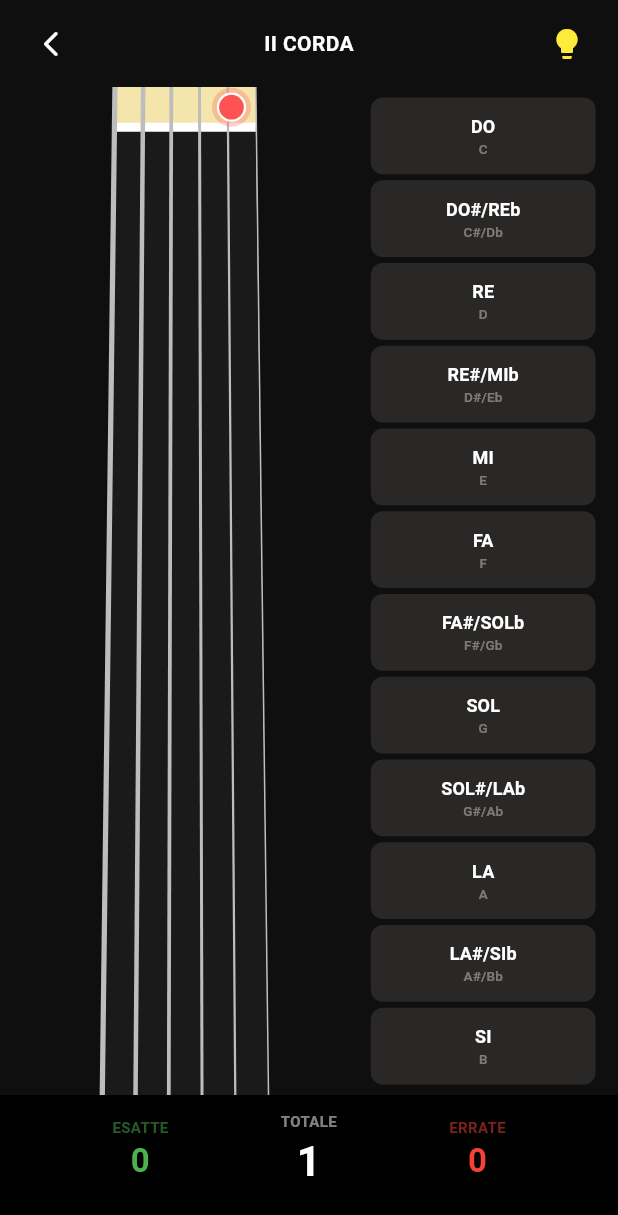
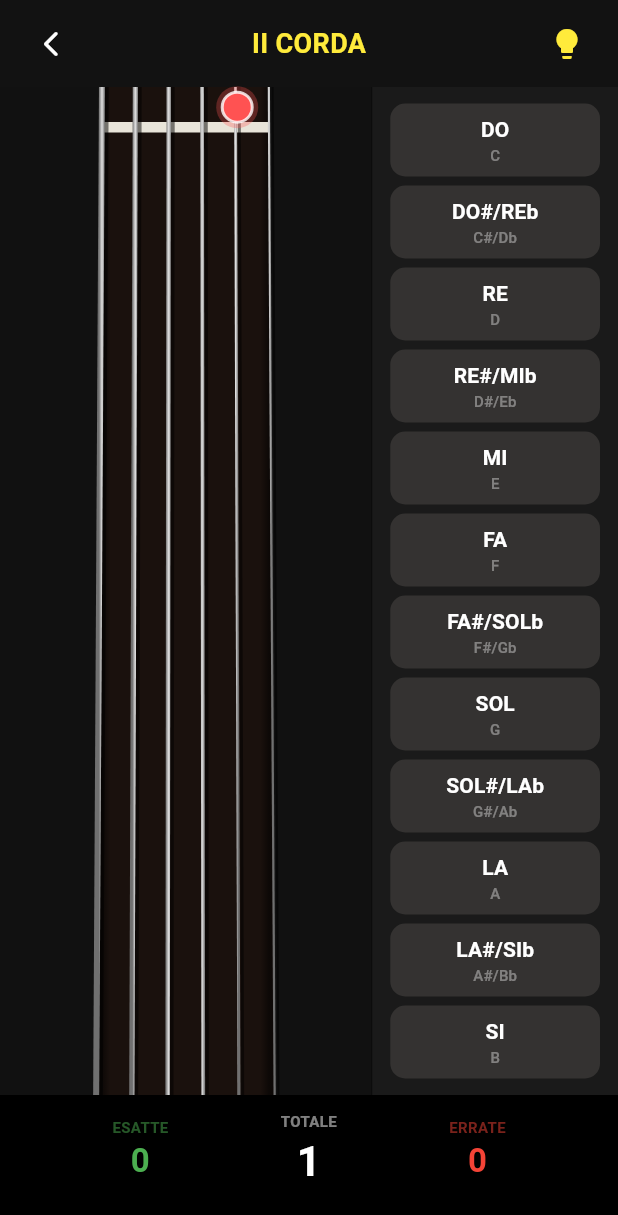
Before and after one commit to LimeBob1985/what-note-is-it, a Flutter app: the GamePage screen opened directly with empty values, after a tap on the "lightbulb" icon, on a phone screen of 412 x 824 dp. Shown: the top 1215 px of the screen. Run offline on Flutter 3.47's test engine with Material 3 defaults, Android fonts, the phone set to English and light mode, and no system bars; our stand-ins replace shared_preferences; accounts and stored records are empty.

Commit message:
Altri miglioramenti grafici

```diff
--- a/lib/screens/game_page.dart
+++ b/lib/screens/game_page.dart
@@ -29,7 +29,7 @@ class GamePage extends StatefulWidget {
   State<GamePage> createState() => _GamePageState();
 }
 
-class _GamePageState extends State<GamePage> {
+class _GamePageState extends State<GamePage> with SingleTickerProviderStateMixin {
   int correct = 0, wrong = 0, total = 0, timeLeft = 0, highScore = 0;
   Timer? _timer;
   late int currentString, currentFret;
@@ -39,12 +39,35 @@ class _GamePageState extends State<GamePage> {
   List<int> foundFrets = [];
   List<int> targetFrets = [];
 
+  late AnimationController _animationController;
+  int _fretFoundIdx = -1;
+  int _stringFoundIdx = -1;
+  bool _isAnimatingFound = false;
+
   @override
   void initState() {
     super.initState();
     loadHighScore();
     generateNewChallenge();
     if (widget.timer != null) startTimer();
+
+    _animationController = AnimationController(
+      vsync: this,
+      duration: const Duration(milliseconds: 500),
+    )..addListener(() => setState(() {}));
+
+    _animationController.addStatusListener((status) {
+      if (status == AnimationStatus.completed) {
+        if (mounted) {
+          setState(() {
+            _isAnimatingFound = false;
+            _fretFoundIdx = -1;
+            _stringFoundIdx = -1;
+            _animationController.reset();
+          });
+        }
+      }
+    });
   }
 
   void _triggerVibration(bool isCorrect) {
@@ -66,8 +89,6 @@ class _GamePageState extends State<GamePage> {
       final prefs = await SharedPreferences.getInstance();
       String key = "best_${widget.mode}_${widget.frets}_${widget.timer ?? 0}";
       await prefs.setInt(key, correct);
-      await prefs.setInt("${key}_correct", correct);
-      await prefs.setInt("${key}_wrong", wrong);
       setState(() => highScore = correct);
     }
   }
@@ -75,23 +96,11 @@ class _GamePageState extends State<GamePage> {
   Future<void> _saveStats(bool isCorrect) async {
     final prefs = await SharedPreferences.getInstance();
     final String today = DateTime.now().toString().split(' ')[0];
-
-    await prefs.setInt("last_score", correct);
-    await prefs.setInt("last_total", total);
-    await prefs.setInt("last_correct", correct);
-    await prefs.setInt("last_wrong", wrong);
-
     int savedCorrectToday = prefs.getInt("stats_correct_$today") ?? 0;
     int savedTotalToday = prefs.getInt("stats_total_$today") ?? 0;
 
-    int currentTotalToday = savedTotalToday + 1;
-    int currentCorrectToday = isCorrect ? (savedCorrectToday + 1) : savedCorrectToday;
-
-    double dailyAccuracy = currentTotalToday > 0 ? currentCorrectToday / currentTotalToday : 0.0;
-
-    await prefs.setDouble("stats_accuracy_$today", dailyAccuracy);
-    await prefs.setInt("stats_correct_$today", currentCorrectToday);
-    await prefs.setInt("stats_total_$today", currentTotalToday);
+    await prefs.setInt("stats_correct_$today", isCorrect ? savedCorrectToday + 1 : savedCorrectToday);
+    await prefs.setInt("stats_total_$today", savedTotalToday + 1);
   }
 
   Future<void> _finalizeSession() async {
@@ -131,9 +140,17 @@ class _GamePageState extends State<GamePage> {
       barrierDismissible: false,
       builder: (context) => AlertDialog(
         backgroundColor: const Color(0xFF222222),
-        title: const Text("GAME OVER", textAlign: TextAlign.center, style: TextStyle(color: Colors.red, fontWeight: FontWeight.bold)),
-        content: Text("Hai commesso 3 errori.\nPunteggio finale: $correct", textAlign: TextAlign.center, style: const TextStyle(color: Colors.white)),
-        actionsAlignment: MainAxisAlignment.center,
+        title: const Text(
+          "GAME OVER",
+          textAlign: TextAlign.center,
+          style: TextStyle(color: Colors.red, fontWeight: FontWeight.bold)
+        ),
+        content: Text(
+          "Hai commesso 3 errori.\nPunteggio finale: $correct",
+          textAlign: TextAlign.center,
+          style: const TextStyle(color: Colors.white)
+        ),
+        actionsAlignment: MainAxisAlignment.center, // Centra il tasto nelle azioni
         actions: [
           TextButton(
             onPressed: () {
@@ -174,7 +191,6 @@ class _GamePageState extends State<GamePage> {
       }
 
       currentFret = Random().nextInt(widget.frets + 1);
-
       int noteIndex = MusicLogic.getNoteIndex(currentString, currentFret);
       currentNoteIt = MusicLogic.notesIt[noteIndex];
 
@@ -233,14 +249,14 @@ class _GamePageState extends State<GamePage> {
   int _getFretFromY(double relativeY, double nutYRatio) {
     if (relativeY < nutYRatio) return 0;
     double currentPos = nutYRatio;
-    double spacingFactor = widget.frets > 12 ? 0.96 : 0.9438;
+    double spacingFactor = widget.frets > 12 ? 0.962 : 0.945;
     double tempLength = 1.0;
     double totalRelativeScale = 0;
     for (int i = 0; i < widget.frets; i++) {
       totalRelativeScale += tempLength;
       tempLength *= spacingFactor;
     }
-    double unit = (1.0 - nutYRatio - 0.03) / totalRelativeScale;
+    double unit = (1.0 - nutYRatio - 0.01) / totalRelativeScale;
     double currentFretStep = unit;
     for (int i = 1; i <= widget.frets; i++) {
       double nextPos = currentPos + currentFretStep;
@@ -254,18 +270,17 @@ class _GamePageState extends State<GamePage> {
   @override
   void dispose() {
     _timer?.cancel();
+    _animationController.dispose();
     super.dispose();
   }
 
   @override
   Widget build(BuildContext context) {
-    String headerIndovina = "CHE NOTA È?";
     String headerTrova = "${MusicLogic.romanNumerals[currentString - 1]} CORDA";
 
     return Scaffold(
-      backgroundColor: const Color(0xFF0F0F0F),
+      backgroundColor: const Color(0xFF121212),
       body: SafeArea(
-        // FIX: 'bottom: false' permette al colore del footer di estendersi fino alla base
         bottom: false,
         child: Column(
           children: [
@@ -283,14 +298,12 @@ class _GamePageState extends State<GamePage> {
                   const Spacer(),
                   Text(
                     widget.mode == "INDOVINA"
-                      ? (showHint ? "NOTA: $currentNoteIt" : headerIndovina)
+                      ? (showHint ? "NOTA: $currentNoteIt" : "CHE NOTA È?")
                       : headerTrova,
                     style: TextStyle(
-                      color: (widget.mode == "INDOVINA" && showHint)
-                          ? Colors.yellow
-                          : (widget.mode == "TROVA" ? Colors.orangeAccent : Colors.white),
+                      color: showHint ? Colors.yellow : Colors.white,
                       fontWeight: FontWeight.bold,
-                      fontSize: (widget.mode == "TROVA") ? 18 : 14,
+                      fontSize: 18,
                     ),
                   ),
                   const Spacer(),
@@ -315,6 +328,7 @@ class _GamePageState extends State<GamePage> {
                 ],
               ),
             ),
+
             Expanded(
               child: Row(
                 children: [
@@ -325,10 +339,48 @@ class _GamePageState extends State<GamePage> {
                         return GestureDetector(
                           onTapDown: (details) {
                             if (widget.mode == "TROVA") {
-                              HapticFeedback.selectionClick();
-                              double relY = details.localPosition.dy / constraints.maxHeight;
-                              int clickedFret = _getFretFromY(relY, 0.05);
+                              final double x = details.localPosition.dx;
+                              final double y = details.localPosition.dy;
+                              final double w = constraints.maxWidth;
+                              final double h = constraints.maxHeight;
+
+                              int clickedFret = _getFretFromY(y / h, 0.04);
+                              double relY = y / h;
+                              double nutWidth = w * 0.45;
+                              double baseWidth = nutWidth * 1.07;
+                              double currentNeckWidth = nutWidth + (baseWidth - nutWidth) * relY;
+                              double currentXStart = (w - currentNeckWidth) / 2;
+
+                              int clickedString = 1;
+                              double minDistance = double.infinity;
+
+                              for (int i = 0; i < 6; i++) {
+                                double sX = currentXStart + (i * (currentNeckWidth / 5));
+                                double dist = (x - sX).abs();
+                                if (dist < minDistance) {
+                                  minDistance = dist;
+                                  clickedString = i + 1;
+                                }
+                              }
+
+                              setState(() {
+                                _fretFoundIdx = clickedFret;
+                                _stringFoundIdx = clickedString;
+                                _isAnimatingFound = true;
+                                _animationController.forward(from: 0.0);
+                              });
+
+                              if (clickedString == currentString) {
                                 checkAnswer(clickedFret);
+                              } else {
+                                _triggerVibration(false);
+                                setState(() {
+                                  wrong++;
+                                  total++;
+                                  _saveStats(false);
+                                  if (wrong >= 3) handleGameOver();
+                                });
+                              }
                             }
                           },
                           child: CustomPaint(
@@ -341,39 +393,54 @@ class _GamePageState extends State<GamePage> {
                               targetNoteIndex: MusicLogic.notesIt.indexOf(currentNoteIt),
                               openNoteIndex: MusicLogic.stringOpenNotes[currentString - 1],
                               foundFrets: foundFrets,
+                              isAnimatingFound: _isAnimatingFound,
+                              fretFoundIdx: _fretFoundIdx,
+                              stringFoundIdx: _stringFoundIdx,
+                              animationValue: _animationController.value,
                             ),
                           ),
                         );
                       },
                     ),
                   ),
+
                   Expanded(
                     flex: 2,
+                    child: Container(
+                      decoration: const BoxDecoration(
+                        color: Color(0xFF1A1A1A),
+                        border: Border(left: BorderSide(color: Colors.black54, width: 1)),
+                      ),
+                      child: Center(
                         child: Padding(
-                      padding: const EdgeInsets.only(right: 15, top: 5, bottom: 5),
+                          padding: const EdgeInsets.symmetric(horizontal: 12, vertical: 8),
                           child: Column(
+                            mainAxisAlignment: MainAxisAlignment.center,
                             children: List.generate(12, (i) {
                               bool isTarget = MusicLogic.notesIt[i] == currentNoteIt;
                               return Expanded(
                                 child: Padding(
-                              padding: const EdgeInsets.symmetric(vertical: 2),
+                                  padding: const EdgeInsets.symmetric(vertical: 3),
                                   child: Opacity(
                                     opacity: (widget.mode == "TROVA" && !isTarget) ? 0.3 : 1.0,
                                     child: SizedBox(
-                                  width: double.infinity,
+                                      width: 140,
                                       child: ElevatedButton(
                                         style: ElevatedButton.styleFrom(
-                                      backgroundColor: const Color(0xFF222222),
-                                      side: (widget.mode == "TROVA" && isTarget) ? const BorderSide(color: Colors.orangeAccent, width: 2) : BorderSide.none,
-                                      shape: RoundedRectangleBorder(borderRadius: BorderRadius.circular(8)),
+                                          backgroundColor: const Color(0xFF2A2A2A),
+                                          elevation: 4,
+                                          side: (widget.mode == "TROVA" && isTarget)
+                                              ? const BorderSide(color: Colors.orangeAccent, width: 2)
+                                              : BorderSide.none,
+                                          shape: RoundedRectangleBorder(borderRadius: BorderRadius.circular(10)),
                                           padding: EdgeInsets.zero,
                                         ),
                                         onPressed: widget.mode == "INDOVINA" ? () => checkAnswer(MusicLogic.notesIt[i]) : null,
                                         child: Column(
                                           mainAxisAlignment: MainAxisAlignment.center,
                                           children: [
-                                        Text(MusicLogic.notesIt[i], style: const TextStyle(fontSize: 12, fontWeight: FontWeight.bold, color: Colors.white)),
-                                        Text(MusicLogic.notesEn[i], style: const TextStyle(fontSize: 9, color: Colors.white38)),
+                                            Text(MusicLogic.notesIt[i], style: const TextStyle(fontSize: 14, fontWeight: FontWeight.bold, color: Colors.white)),
+                                            Text(MusicLogic.notesEn[i], style: const TextStyle(fontSize: 10, color: Colors.white38)),
                                           ],
                                         ),
                                       ),
@@ -385,10 +452,12 @@ class _GamePageState extends State<GamePage> {
                           ),
                         ),
                       ),
+                    ),
+                  ),
                 ],
               ),
             ),
-            // Modificato per passare le etichette corrette (assicurati che il widget le supporti o modificale nel widget footer)
+
             GameScoreFooter(
               correct: correct,
               total: total,
--- a/lib/widgets/guitar_neck_painter.dart
+++ b/lib/widgets/guitar_neck_painter.dart
@@ -1,4 +1,5 @@
 import 'package:flutter/material.dart';
+import 'dart:ui' as ui;
 
 class GuitarNeckPainter extends CustomPainter {
   final int frets;
@@ -9,6 +10,12 @@ class GuitarNeckPainter extends CustomPainter {
   final int openNoteIndex;
   final List<int> foundFrets;
 
+  // Parametri per l'animazione chicca
+  final bool isAnimatingFound;
+  final int fretFoundIdx;
+  final int stringFoundIdx;
+  final double animationValue;
+
   GuitarNeckPainter({
     required this.frets,
     required this.currentString,
@@ -17,6 +24,10 @@ class GuitarNeckPainter extends CustomPainter {
     this.targetNoteIndex = -1,
     this.openNoteIndex = -1,
     this.foundFrets = const [],
+    this.isAnimatingFound = false,
+    this.fretFoundIdx = -1,
+    this.stringFoundIdx = -1,
+    this.animationValue = 0.0,
   });
 
   @override
@@ -24,23 +35,19 @@ class GuitarNeckPainter extends CustomPainter {
     final double width = size.width;
     final double height = size.height;
 
-    const Color neckWood = Color(0xFFF3E5AB);
-    const Color fretboardWood = Color(0xFF1A1A1A);
-    const Color nutColor = Colors.white;
-    const Color fretMetal = Color(0xFFC0C0C0);
-    const Color stringMetal = Color(0xFFBDBDBD);
+    // Colori definiti
+    const Color neckBackground = Color(0xFF111111); // Grigio quasi nero richiesto
+    const Color fretboardWood = Color(0xFF1A110D);
+    const Color nutColor = Color(0xFFE8E4D9);
 
     final Paint paint = Paint()..isAntiAlias = true;
 
-    // --- CALCOLO PROPORZIONI (PIÙ DRITTO) ---
-    final double nutWidth = width * 0.38;
-    // Ridotto scaleFactor da 1.32 a 1.18 per rendere il manico meno trapezoidale
-    final double scaleFactor = 1.18;
+    final double nutWidth = width * 0.45;
+    final double scaleFactor = 1.07;
     final double baseWidth = nutWidth * scaleFactor;
 
     final double nutXStart = (width - nutWidth) / 2;
     final double baseXStart = (width - baseWidth) / 2;
-
     final double nutY = height * 0.04;
 
     double getWidthAtY(double y) {
@@ -53,32 +60,36 @@ class GuitarNeckPainter extends CustomPainter {
       return (width - getWidthAtY(y)) / 2;
     }
 
-    // --- LEGNO MANICO ---
-    paint.color = neckWood;
-    Path neckPath = Path();
-    neckPath.moveTo(getXStartAtY(0), 0);
-    neckPath.lineTo(getXStartAtY(0) + getWidthAtY(0), 0);
-    neckPath.lineTo(baseXStart + baseWidth, height);
-    neckPath.lineTo(baseXStart, height);
-    neckPath.close();
-    canvas.drawPath(neckPath, paint);
+    // --- 1. SFONDO LATERALE (GRIGIO SCURISSIMO) ---
+    paint.color = neckBackground;
+    canvas.drawRect(Rect.fromLTWH(0, 0, width, height), paint);
 
-    // --- TASTIERA ---
+    // --- 2. TASTIERA ---
     paint.color = fretboardWood;
     Path fretboardPath = Path();
-    fretboardPath.moveTo(nutXStart, nutY);
-    fretboardPath.lineTo(nutXStart + nutWidth, nutY);
+    fretboardPath.moveTo(nutXStart, 0);
+    fretboardPath.lineTo(nutXStart + nutWidth, 0);
     fretboardPath.lineTo(baseXStart + baseWidth, height);
     fretboardPath.lineTo(baseXStart, height);
     fretboardPath.close();
     canvas.drawPath(fretboardPath, paint);
 
-    // --- CAPOTASTO ---
-    paint.color = nutColor;
-    paint.strokeWidth = 6;
-    canvas.drawLine(Offset(nutXStart, nutY), Offset(nutXStart + nutWidth, nutY), paint);
+    // Sfumatura bordi tastiera (3D effect)
+    paint.shader = ui.Gradient.linear(
+      Offset(nutXStart, 0),
+      Offset(nutXStart + nutWidth, 0),
+      [
+        Colors.black.withOpacity(0.5),
+        Colors.transparent,
+        Colors.transparent,
+        Colors.black.withOpacity(0.5)
+      ],
+      [0.0, 0.05, 0.95, 1.0],
+    );
+    canvas.drawPath(fretboardPath, paint);
+    paint.shader = null;
 
-    // --- LOGICA TASTI ---
+    // --- 3. LOGICA TASTI E INLAYS ---
     List<double> fretPositions = [nutY];
     double currentPos = nutY;
     final double spacingFactor = frets > 12 ? 0.962 : 0.945;
@@ -99,37 +110,109 @@ class GuitarNeckPainter extends CustomPainter {
       double currentW = getWidthAtY(currentPos);
       double currentX = getXStartAtY(currentPos);
 
-      // --- INLAYS ---
+      // --- INLAYS (Madreperla) ---
       if ([3, 5, 7, 9, 12, 15, 17, 19, 21, 24].contains(i)) {
         final double centerY = previousPos + (currentFretStep / 2);
         final double centerW = getWidthAtY(centerY);
         final double centerX = getXStartAtY(centerY);
         final double gapAtY = centerW / 5;
-        final Paint inlayPaint = Paint()..color = Colors.white.withAlpha(40);
+
+        void drawInlay(Offset center) {
+          final Paint inlayPaint = Paint()
+            ..shader = ui.Gradient.radial(
+              center,
+              8,
+              [Colors.white.withOpacity(0.6), Colors.white.withOpacity(0.1)],
+              [0.1, 1.0],
+            );
+          canvas.drawCircle(center, 5, inlayPaint);
+        }
 
         if (i == 12 || i == 24) {
-          canvas.drawCircle(Offset(centerX + (1.5 * gapAtY), centerY), 4, inlayPaint);
-          canvas.drawCircle(Offset(centerX + (3.5 * gapAtY), centerY), 4, inlayPaint);
+          drawInlay(Offset(centerX + (1.5 * gapAtY), centerY));
+          drawInlay(Offset(centerX + (3.5 * gapAtY), centerY));
         } else {
-          canvas.drawCircle(Offset(width / 2, centerY), 4, inlayPaint);
+          drawInlay(Offset(width / 2, centerY));
         }
       }
 
-      paint.color = fretMetal;
-      paint.strokeWidth = 2.2;
+      // --- TASTI (Linee Metalliche) ---
+      paint.color = Colors.black.withOpacity(0.6);
+      paint.strokeWidth = 1.0;
+      canvas.drawLine(Offset(currentX, currentPos + 1), Offset(currentX + currentW, currentPos + 1), paint);
+
+      paint.shader = LinearGradient(
+        colors: [Color(0xFF808080), Color(0xFFE0E0E0), Color(0xFF808080)],
+        stops: [0.0, 0.5, 1.0],
+      ).createShader(Rect.fromLTWH(currentX, currentPos - 1, currentW, 2));
+
+      paint.strokeWidth = 2.5;
       canvas.drawLine(Offset(currentX, currentPos), Offset(currentX + currentW, currentPos), paint);
+      paint.shader = null;
+
       currentFretStep *= spacingFactor;
     }
 
-    // --- CORDE ---
+    // --- 4. NUT (Capotasto) ---
+    paint.color = nutColor;
+    paint.strokeWidth = 7;
+    canvas.drawLine(Offset(nutXStart, nutY), Offset(nutXStart + nutWidth, nutY), paint);
+
+    // --- 5. CORDE E ANIMAZIONE CHICCA ---
     for (int i = 0; i < 6; i++) {
       double xNut = nutXStart + (i * (nutWidth / 5));
       double xBase = baseXStart + (i * (baseWidth / 5));
-      paint.color = stringMetal;
-      paint.strokeWidth = 3.5 - (i * 0.5);
-      canvas.drawLine(Offset(xNut, 0), Offset(xBase, height), paint);
+      double sWidth = 4.0 - (i * 0.5);
+
+      // Identifichiamo se questa corda deve essere animata
+      bool isAnimatedString = isAnimatingFound && (i + 1 == stringFoundIdx);
+
+      if (!isAnimatedString) {
+        // OMBRA corda standard
+        canvas.drawLine(
+          Offset(xNut + 2.5, 0), Offset(xBase + 2.5, height),
+          Paint()..color = Colors.black.withOpacity(0.5)..strokeWidth = sWidth..isAntiAlias = true
+        );
+
+        // CORDA standard
+        paint.shader = ui.Gradient.linear(
+          Offset(xNut - 2, 0), Offset(xNut + 2, 0),
+          [Color(0xFF707070), Color(0xFFE0E0E0), Color(0xFF707070)],
+          [0.0, 0.5, 1.0],
+        );
+        paint.strokeWidth = sWidth;
+        canvas.drawLine(Offset(xNut, 0), Offset(xBase, height), paint);
+        paint.shader = null;
+      } else {
+        // --- EFFETTO GARAGEBAND ---
+        double startY;
+        if (fretFoundIdx == 0) {
+          startY = nutY / 2;
+        } else {
+          double prevP = fretPositions[fretFoundIdx - 1];
+          double currP = fretPositions[fretFoundIdx];
+          startY = prevP + (currP - prevP) / 2;
+        }
+
+        // Parte superiore (fissa)
+        paint.color = const Color(0xFFBDBDBD);
+        paint.strokeWidth = sWidth;
+        canvas.drawLine(Offset(xNut, 0), Offset(xNut, startY), paint);
+
+        // Parte inferiore (animata/sfumata)
+        paint.shader = ui.Gradient.linear(
+          Offset(xNut, startY),
+          Offset(xBase, height),
+          [const Color(0xFFE0E0E0).withOpacity(1.0 - animationValue), Colors.transparent],
+          [0.0, 1.0],
+        );
+        paint.strokeWidth = sWidth * 2.0 * (1.0 - animationValue / 2.0);
+        canvas.drawLine(Offset(xNut, startY), Offset(xBase, height), paint);
+        paint.shader = null;
+      }
     }
 
+    // --- 6. NOTE (PUNTI DI GIOCO) ---
     _drawGameNotes(canvas, nutXStart, nutWidth, baseXStart, baseWidth, nutY, fretPositions);
   }
 
@@ -137,24 +220,28 @@ class GuitarNeckPainter extends CustomPainter {
     if (currentString < 1 || currentString > 6) return;
 
     void drawNoteDot(double x, double y, Color color) {
-      canvas.drawCircle(Offset(x, y), 13, Paint()..color = color.withAlpha(70));
-      canvas.drawCircle(Offset(x, y), 9, Paint()..color = color);
-      canvas.drawCircle(Offset(x, y), 9, Paint()..color = Colors.white..style = PaintingStyle.stroke..strokeWidth = 1.5);
+      canvas.drawCircle(Offset(x, y), 14, Paint()..color = color.withOpacity(0.3));
+      canvas.drawCircle(Offset(x, y), 10, Paint()..color = color);
+      canvas.drawCircle(Offset(x, y), 10, Paint()..color = Colors.white.withOpacity(0.8)..style = PaintingStyle.stroke..strokeWidth = 2);
     }
 
     double getXForStringAtY(int stringIdx, double y) {
       double xNut = nutX + (stringIdx * (nutW / 5));
       double xBase = baseX + (stringIdx * (baseW / 5));
-      return xNut + (xBase - xNut) * (y / fretPositions.last);
+      // Calcolo interpolato della X in base alla profondità Y
+      double totalH = fretPositions.isEmpty ? 1 : fretPositions.last;
+      return xNut + (xBase - xNut) * (y / totalH);
     }
 
     int sIdx = currentString - 1;
 
+    // Note trovate (Verdi)
     for (int f in foundFrets) {
       double dotY = (f == 0) ? nutY / 2 : fretPositions[f - 1] + (fretPositions[f] - fretPositions[f - 1]) / 2;
       drawNoteDot(getXForStringAtY(sIdx, dotY), dotY, Colors.greenAccent);
     }
 
+    // Suggerimento (Giallo) o Nota Bersaglio (Rossa)
     if (showAllNotes && openNoteIndex != -1 && targetNoteIndex != -1) {
       for (int f = 0; f <= frets; f++) {
         if ((openNoteIndex + f) % 12 == targetNoteIndex) {
@@ -169,5 +256,7 @@ class GuitarNeckPainter extends CustomPainter {
   }
 
   @override
-  bool shouldRepaint(covariant GuitarNeckPainter oldDelegate) => true;
+  bool shouldRepaint(covariant GuitarNeckPainter oldDelegate) {
+    return true;
+  }
 }
```
Lines whose indentation alone changed are shown as unchanged.
